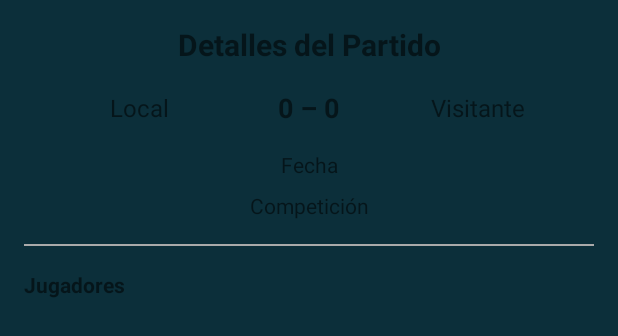
After one commit to Oscardm22/futbol-data, an Android app built with Jetpack Compose: the layout dialog_partido_detalle.xml on its own in the app's theme, with its tools: preview values and no code run, on a phone screen of 412 x 824 dp. The commit adds this screen. Shown: the top 336 px of the screen. Run offline under Robolectric (Android 15) with nearby library versions, the phone set to English and light mode, and no system bars.

Commit message:
detalles partido

```diff
--- /dev/null
+++ b/app/src/main/res/layout/dialog_partido_detalle.xml
@@ -0,0 +1,98 @@
+<?xml version="1.0" encoding="utf-8"?>
+<LinearLayout xmlns:android="http://schemas.android.com/apk/res/android"
+    android:layout_width="match_parent"
+    android:layout_height="wrap_content"
+    android:orientation="vertical"
+    android:padding="16dp">
+
+    <TextView
+        android:id="@+id/title"
+        android:layout_width="match_parent"
+        android:layout_height="wrap_content"
+        android:text="@string/Detalles_Partido"
+        android:textSize="20sp"
+        android:textStyle="bold"
+        android:gravity="center"
+        android:layout_marginBottom="16dp"/>
+
+    <LinearLayout
+        android:layout_width="match_parent"
+        android:layout_height="wrap_content"
+        android:orientation="horizontal"
+        android:gravity="center"
+        android:layout_marginBottom="16dp">
+
+        <TextView
+            android:id="@+id/tvEquipoLocal"
+            android:layout_width="0dp"
+            android:layout_height="wrap_content"
+            android:layout_weight="1"
+            android:text="@string/local"
+            android:textSize="16sp"
+            android:gravity="center"/>
+
+        <TextView
+            android:id="@+id/tvMarcador"
+            android:layout_width="wrap_content"
+            android:layout_height="wrap_content"
+            android:text="@string/marcador"
+            android:textSize="18sp"
+            android:textStyle="bold"
+            android:paddingHorizontal="16dp"/>
+
+        <TextView
+            android:id="@+id/tvEquipoVisitante"
+            android:layout_width="0dp"
+            android:layout_height="wrap_content"
+            android:layout_weight="1"
+            android:text="@string/Visitante"
+            android:textSize="16sp"
+            android:gravity="center"/>
+    </LinearLayout>
+
+    <TextView
+        android:id="@+id/tvFecha"
+        android:layout_width="match_parent"
+        android:layout_height="wrap_content"
+        android:text="@string/Fecha"
+        android:gravity="center"
+        android:layout_marginBottom="8dp"/>
+
+    <TextView
+        android:id="@+id/tvCompeticion"
+        android:layout_width="match_parent"
+        android:layout_height="wrap_content"
+        android:text="@string/hint_competicion"
+        android:gravity="center"
+        android:layout_marginBottom="16dp"/>
+
+    <TextView
+        android:id="@+id/tvJornadaFase"
+        android:layout_width="match_parent"
+        android:layout_height="wrap_content"
+        android:text="@string/hint_jornada"
+        android:gravity="center"
+        android:layout_marginBottom="16dp"
+        android:visibility="gone"/>
+
+    <View
+        android:layout_width="match_parent"
+        android:layout_height="1dp"
+        android:background="@android:color/darker_gray"
+        android:layout_marginBottom="16dp"/>
+
+    <TextView
+        android:id="@+id/tvAlineacionTitle"
+        android:layout_width="match_parent"
+        android:layout_height="wrap_content"
+        android:text="@string/Jugadores"
+        android:textStyle="bold"
+        android:layout_marginBottom="8dp"/>
+
+    <androidx.recyclerview.widget.RecyclerView
+        android:id="@+id/rvAlineacion"
+        android:layout_width="match_parent"
+        android:layout_height="wrap_content"
+        android:layout_marginBottom="16dp"/>
+
+</LinearLayout>
--- a/app/src/main/res/values/strings.xml
+++ b/app/src/main/res/values/strings.xml
@@ -62,6 +62,9 @@
     <string name="promedio_goles">Promedio goles: %1$.2f</string>
     <string name="porcentaje_victorias">Victorias: %1$.1f%%</string>
     <string name="jornada_template">Jornada %d</string>
+    <string name="marcador_template">%1$d - %2$d</string>
+    <string name="equipo_local">%1$s</string>
+    <string name="equipo_visitante">%1$s</string>
 
     //Descripciones
     <string name="desc_logo">Logo de la aplicación</string>
@@ -77,6 +80,9 @@
     <string name="desc_ic_assist">Icono de asistencia</string>
     <string name="position_icon_desc">Icono de posición</string>
     <string name="portero_icon_desc">Icono de portero</string>
+    <string name="desc_ic_goal">Icono de gol</string>
+    <string name="desc_ic_calendario">Icono de calendario</string>
+    <string name="desc_ic_copa">Icono de copa</string>
 
     //Hints
     <string name="hint_password">Contraseña</string>
```
Also changed, not shown: app/src/main/java/com/example/futboldata/adapter/JugadorSimpleAdapter.kt (added, +75 -0 lines), app/src/main/java/com/example/futboldata/adapter/PartidosAdapter.kt (+9 -3 lines), app/src/main/java/com/example/futboldata/ui/equipos/fragments/PartidosFragment.kt (+95 -7 lines), app/src/main/res/drawable/ic_asistencia.xml (added, +27 -0 lines), app/src/main/res/drawable/ic_calendario.xml (added, +9 -0 lines), app/src/main/res/drawable/ic_gol.xml (added, +43 -0 lines), app/src/main/res/layout/item_jugador_simple.xml (added, +22 -0 lines).
